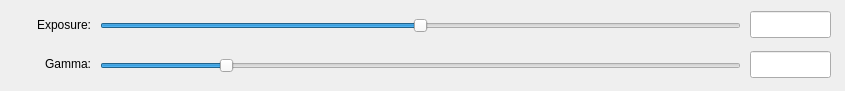
This is hdrviewersettings.ui in elpuri/reijo as Qt 5 draws it before an edit. The edited form follows.
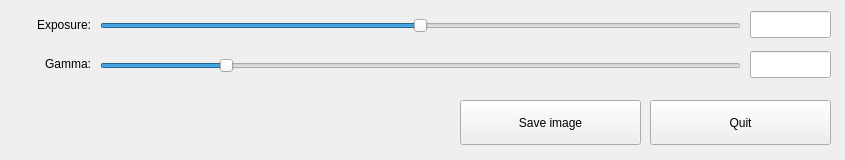
This is the edited form.

Commit message: Quit and save functionality

Diff of the .ui file:
```diff
--- a/hdrviewersettings.ui
+++ b/hdrviewersettings.ui
@@ -7,7 +7,7 @@
     <x>0</x>
     <y>0</y>
     <width>845</width>
-    <height>91</height>
+    <height>160</height>
    </rect>
   </property>
   <property name="sizePolicy">
@@ -115,6 +115,32 @@
     <set>Qt::AlignRight|Qt::AlignTrailing|Qt::AlignVCenter</set>
    </property>
   </widget>
+  <widget class="QPushButton" name="buttonQuit">
+   <property name="geometry">
+    <rect>
+     <x>650</x>
+     <y>100</y>
+     <width>181</width>
+     <height>45</height>
+    </rect>
+   </property>
+   <property name="text">
+    <string>Quit</string>
+   </property>
+  </widget>
+  <widget class="QPushButton" name="buttonSave">
+   <property name="geometry">
+    <rect>
+     <x>460</x>
+     <y>100</y>
+     <width>181</width>
+     <height>45</height>
+    </rect>
+   </property>
+   <property name="text">
+    <string>Save image</string>
+   </property>
+  </widget>
  </widget>
  <resources/>
  <connections/>
```
Left out of the diff: 2 changed lines with no effect on the pictures. The commit also changes 5 other files.
